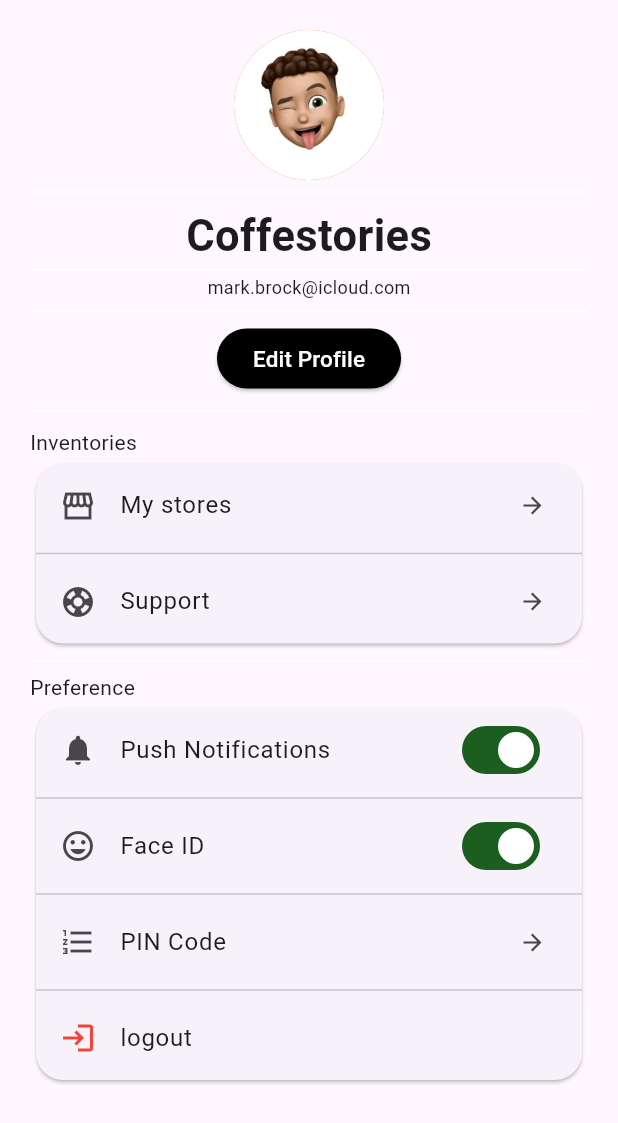
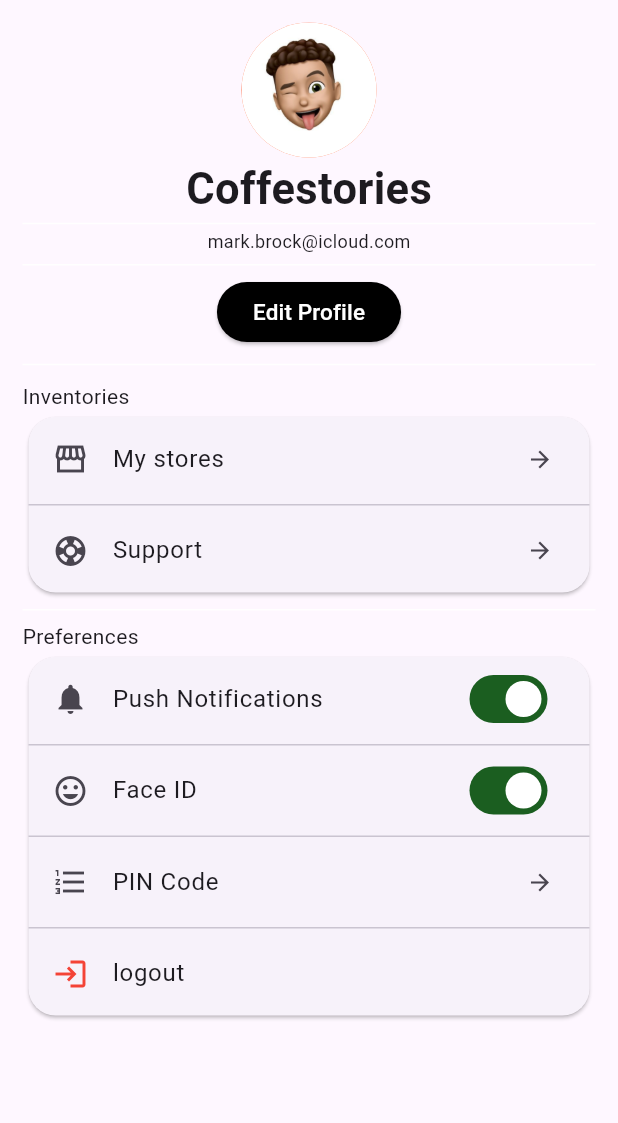
Before and after one commit to JDvarela675/Tarea2.1_lenguajes_de_programacion, a Flutter app: the screen it shows after launch, on a phone screen of 412 x 824 dp. Shown: the top 1123 px of the screen. Run offline on Flutter 3.47's test engine with Material 3 defaults, Android fonts, the phone set to English and light mode, and no system bars.

Commit message:
Arreglando detalles de la pantalla

```diff
--- a/disenopantalla/lib/pantalla.dart
+++ b/disenopantalla/lib/pantalla.dart
@@ -7,9 +7,9 @@ class Pantalla extends StatelessWidget{
   @override
   Widget build(BuildContext context){
     return Scaffold(
-         appBar: AppBar(toolbarHeight: 20,),
+         appBar: AppBar(toolbarHeight: 15),
          body:Padding(
-          padding: const EdgeInsets.symmetric(horizontal:20.0,),
+          padding: const EdgeInsets.symmetric(horizontal:15.0,),
          child:Column(
           children: [
             Center(
@@ -18,14 +18,11 @@ class Pantalla extends StatelessWidget{
                   mainAxisAlignment: MainAxisAlignment.start,
                   children: [
                     CircleAvatar(
-              radius: 50.0,
+              radius: 45.0,
               backgroundColor: Colors.deepOrangeAccent,
               backgroundImage: AssetImage('assets/avatar_example.jpg'),  // dejar el icon mientras busco como poner una imagen en el circle avatar
              ),
 
-
-             Divider(color:Colors.white,
-            height: 16.0,),
 
             Text("Coffestories",
             style: TextStyle(
@@ -80,7 +77,7 @@ class Pantalla extends StatelessWidget{
                      trailing: Icon(Icons.arrow_forward_outlined, size: 18)
                   ),
 
-                  Divider(height: 8,),
+                  Divider(height: 5,),
 
                   ListTile(
                     title: Text('Support'),
@@ -94,7 +91,7 @@ class Pantalla extends StatelessWidget{
           Divider(color: Colors.white,
             height: 15.0,),
 
-         const Mensaje(message: "Preference"),
+         const Mensaje(message: "Preferences"),
 
               Card(
               shape: RoundedRectangleBorder(
@@ -111,7 +108,7 @@ class Pantalla extends StatelessWidget{
                      activeTrackColor: Colors.green[900]),
                   ),
 
-                  Divider(height: 8,),
+                  Divider(height: 5,),
 
                   ListTile(
                      title: Text('Face ID'),
@@ -123,7 +120,7 @@ class Pantalla extends StatelessWidget{
 
                   ),
 
-                  Divider(height: 8,),
+                  Divider(height: 5,),
 
                   ListTile(
                      title: Text('PIN Code'),
@@ -132,7 +129,7 @@ class Pantalla extends StatelessWidget{
 
 
                   ),
-                  Divider(height: 8,),
+                  Divider(height: 5,),
 
                   ListTile(
                     leading: Icon(Icons.login_outlined,color: Colors.red,),
```
